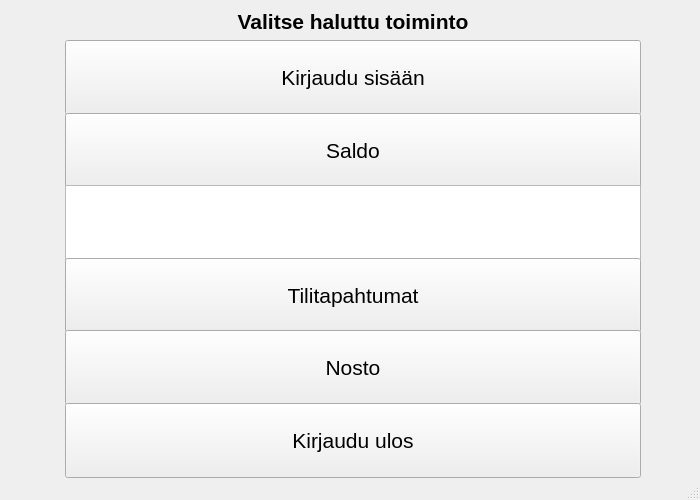
The window that bankautomat/mainwindow.ui (steltii-oamk/banksimul2022-group8) describes before a commit, drawn with Qt 5.
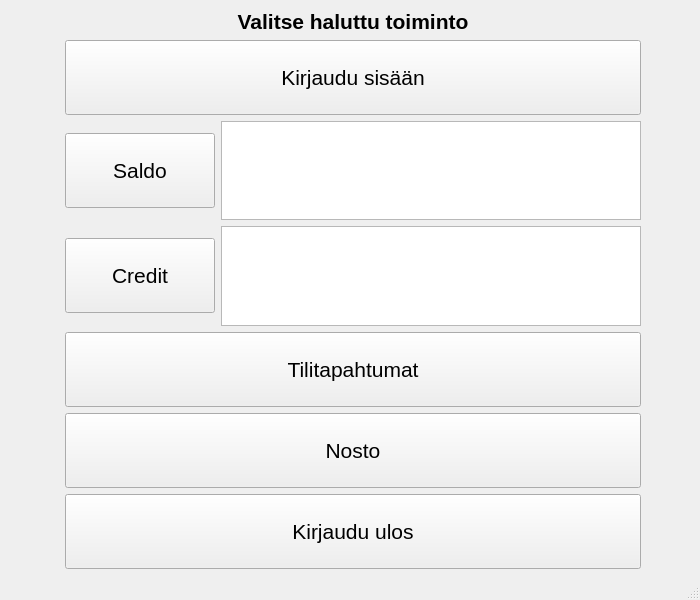
The same window after the commit.

Commit message: Saldo, credit

Diff of the .ui file:
```diff
--- a/bankautomat/mainwindow.ui
+++ b/bankautomat/mainwindow.ui
@@ -7,19 +7,19 @@
     <x>0</x>
     <y>0</y>
     <width>700</width>
-    <height>500</height>
+    <height>600</height>
    </rect>
   </property>
   <property name="minimumSize">
    <size>
     <width>700</width>
-    <height>500</height>
+    <height>600</height>
    </size>
   </property>
   <property name="maximumSize">
    <size>
     <width>700</width>
-    <height>500</height>
+    <height>600</height>
    </size>
   </property>
   <property name="windowTitle">
@@ -56,6 +56,8 @@
          </widget>
         </item>
         <item>
+         <layout class="QHBoxLayout" name="horizontalLayout">
+          <item>
          <widget class="QPushButton" name="bSaldo">
           <property name="enabled">
            <bool>true</bool>
@@ -66,6 +68,12 @@
             <height>75</height>
            </size>
           </property>
+            <property name="maximumSize">
+             <size>
+              <width>75</width>
+              <height>75</height>
+             </size>
+            </property>
           <property name="font">
            <font>
             <pointsize>16</pointsize>
@@ -89,6 +97,49 @@
           </property>
          </widget>
         </item>
+         </layout>
+        </item>
+        <item>
+         <layout class="QHBoxLayout" name="horizontalLayout_2">
+          <item>
+           <widget class="QPushButton" name="bCredit">
+            <property name="minimumSize">
+             <size>
+              <width>150</width>
+              <height>75</height>
+             </size>
+            </property>
+            <property name="maximumSize">
+             <size>
+              <width>75</width>
+              <height>75</height>
+             </size>
+            </property>
+            <property name="font">
+             <font>
+              <pointsize>16</pointsize>
+             </font>
+            </property>
+            <property name="text">
+             <string>Credit</string>
+            </property>
+           </widget>
+          </item>
+          <item>
+           <widget class="QTextEdit" name="textCreditt">
+            <property name="minimumSize">
+             <size>
+              <width>150</width>
+              <height>75</height>
+             </size>
+            </property>
+            <property name="readOnly">
+             <bool>true</bool>
+            </property>
+           </widget>
+          </item>
+         </layout>
+        </item>
         <item>
          <widget class="QPushButton" name="bTilitapahtumat">
           <property name="minimumSize">
```
Left out of the diff: 3 changed lines with no effect on the pictures. Lines whose indentation alone changed are shown as unchanged. The commit also changes 2 other files.
